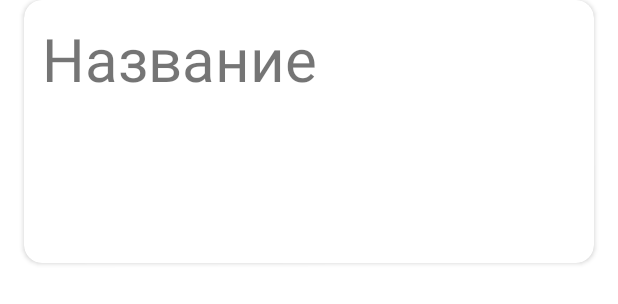
After one commit to magomedcoder/notes-kotlin-android, an Android app: the layout adapter_item.xml on its own in the app's theme, with its tools: preview values and no code run, on a phone screen of 412 x 824 dp. The commit adds this screen. Shown: the top 304 px of the screen. Run offline under Robolectric (Android 15) with nearby library versions, the phone set to English and light mode, and no system bars.

Commit message:
Get notes on the main screen and go to detail

```diff
--- a/app/src/main/java/su/voo/notes/ui/fragment/home/HomeViewModel.kt
+++ b/app/src/main/java/su/voo/notes/ui/fragment/home/HomeViewModel.kt
@@ -4,10 +4,13 @@ import dagger.hilt.android.lifecycle.HiltViewModel
 import javax.inject.Inject
 import androidx.lifecycle.ViewModel
 import su.voo.notes.domain.AppRepository
+import androidx.lifecycle.asLiveData
 
 @HiltViewModel
 class HomeViewModel @Inject constructor(
     private val repository: AppRepository
 ) : ViewModel() {
 
+    val notes = repository.getAllNotes().asLiveData()
+
 }
--- /dev/null
+++ b/app/src/main/res/layout/adapter_item.xml
@@ -0,0 +1,40 @@
+<?xml version="1.0" encoding="utf-8"?>
+<LinearLayout xmlns:android="http://schemas.android.com/apk/res/android"
+    xmlns:app="http://schemas.android.com/apk/res-auto"
+    xmlns:tools="http://schemas.android.com/tools"
+    android:layout_width="match_parent"
+    android:layout_height="wrap_content">
+
+    <androidx.cardview.widget.CardView
+        android:id="@+id/cvNoteItem"
+        android:layout_width="match_parent"
+        android:layout_height="175dp"
+        android:layout_marginStart="16dp"
+        android:layout_marginEnd="16dp"
+        android:layout_marginBottom="16dp"
+        app:cardCornerRadius="12dp">
+
+        <LinearLayout
+            android:layout_width="match_parent"
+            android:layout_height="match_parent"
+            android:layout_margin="12dp"
+            android:orientation="horizontal">
+
+            <TextView
+                android:id="@+id/tvTitle"
+                android:layout_width="0dp"
+                android:layout_height="match_parent"
+                android:layout_gravity="top"
+                android:layout_weight="1"
+                android:autoSizeMaxTextSize="40sp"
+                android:autoSizeMinTextSize="12sp"
+                android:autoSizeStepGranularity="2sp"
+                android:autoSizeTextType="uniform"
+                tools:text="Название" />
+
+
+        </LinearLayout>
+
+    </androidx.cardview.widget.CardView>
+
+</LinearLayout>
```
Also changed, not shown: app/src/main/java/su/voo/notes/ui/fragment/home/HomeAdapter.kt (added, +53 -0 lines), app/src/main/java/su/voo/notes/ui/fragment/home/HomeFragment.kt (+24 -0 lines).
